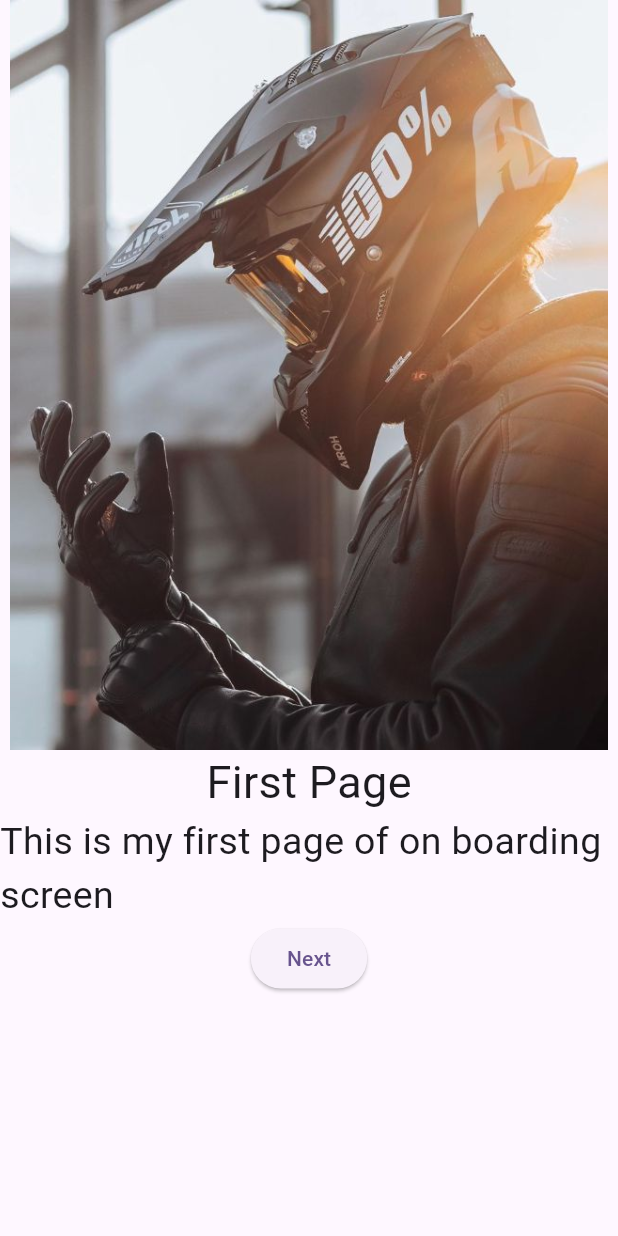
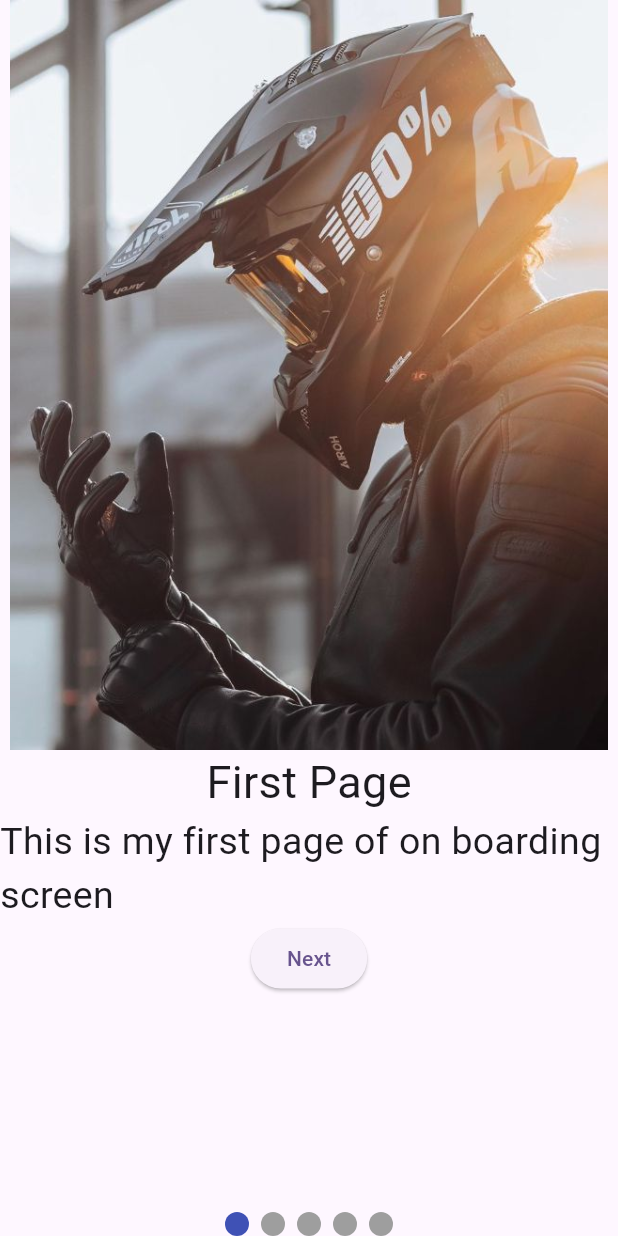
Before and after one commit to AbRehman536/Flutter_sec_2, a Flutter app: the screen it shows after launch, on a phone screen of 412 x 824 dp. Run offline on Flutter 3.47's test engine with Material 3 defaults, Android fonts, the phone set to English and light mode, and no system bars; drawn by our look-alikes of smooth_page_indicator.

```diff
--- a/lib/page_view_demo.dart
+++ b/lib/page_view_demo.dart
@@ -1,5 +1,6 @@
 import 'package:flutter/material.dart';
 import 'package:flutter_sec_2/models/onBoarding.dart';
+import 'package:smooth_page_indicator/smooth_page_indicator.dart';
 
 class PageViewDemo extends StatefulWidget {
   const PageViewDemo({super.key});
@@ -21,15 +22,29 @@ class _PageViewDemoState extends State<PageViewDemo> {
   Widget build(BuildContext context) {
     return Scaffold(
       body: PageView.builder(
+        controller: pageController,
           itemCount: onBoardingList.length,
           itemBuilder: (context , i){
-        return Column(children: [
-          Image.asset(onBoardingList[i].image.toString(), height: 500,),
-          Text(onBoardingList[i].title.toString(),style: TextStyle(fontSize: 30),),
-          Text(onBoardingList[i].description.toString(),style: TextStyle(fontSize: 25
-          ),),
-          ElevatedButton(onPressed: (){}, child: Text("Next")),
-        ],);
+        return Column(
+          children: [
+            Expanded(
+              child: Column(children: [
+                Image.asset(onBoardingList[i].image.toString(), height: 500,),
+                Text(onBoardingList[i].title.toString(),style: TextStyle(fontSize: 30),),
+                Text(onBoardingList[i].description.toString(),style: TextStyle(fontSize: 25
+                ),),
+                ElevatedButton(onPressed: (){}, child: Text("Next")),
+              ],),
+            ),
+            SmoothPageIndicator(
+                controller: pageController,  // PageController
+                count:  onBoardingList.length,
+                effect:  SwapEffect(),  // your preferred effect
+                onDotClicked: (index){
+                }
+            )
+          ],
+        );
       }),
     );
   }
--- a/pubspec.yaml
+++ b/pubspec.yaml
@@ -35,6 +35,7 @@ dependencies:
   # The following adds the Cupertino Icons font to your application.
   # Use with the CupertinoIcons class for iOS style icons.
   cupertino_icons: ^1.0.8
+  smooth_page_indicator: ^1.2.1
 
 dev_dependencies:
   flutter_test:
```
Also changed, not shown: pubspec.lock.
